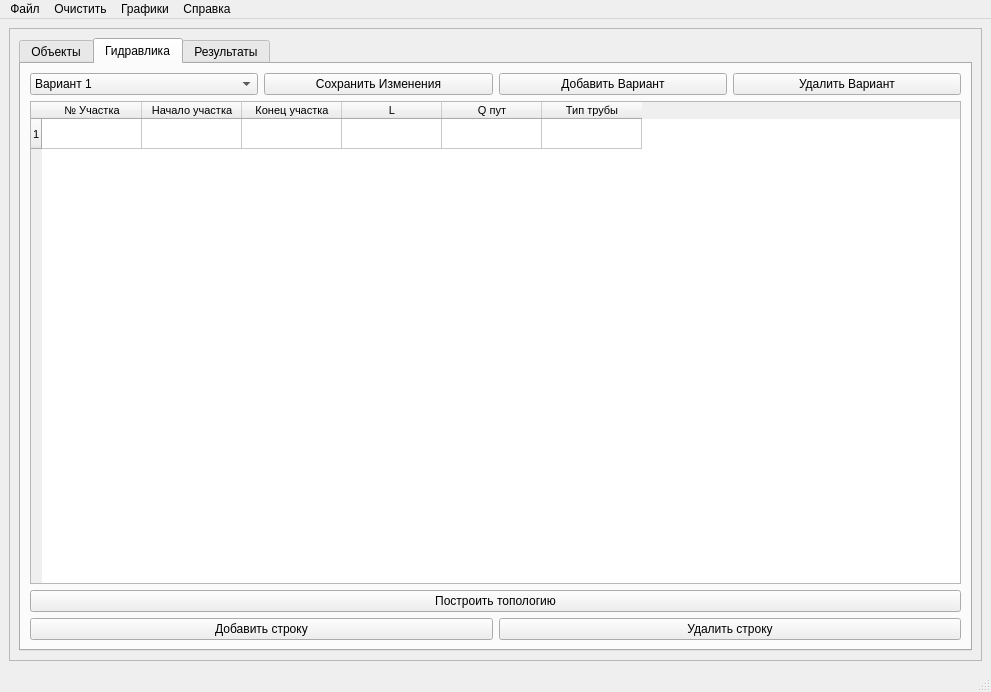
Above: gasgui.ui from FrostEasy54/multivar-calc-of-gas-network before the change. Below: the same form after it.
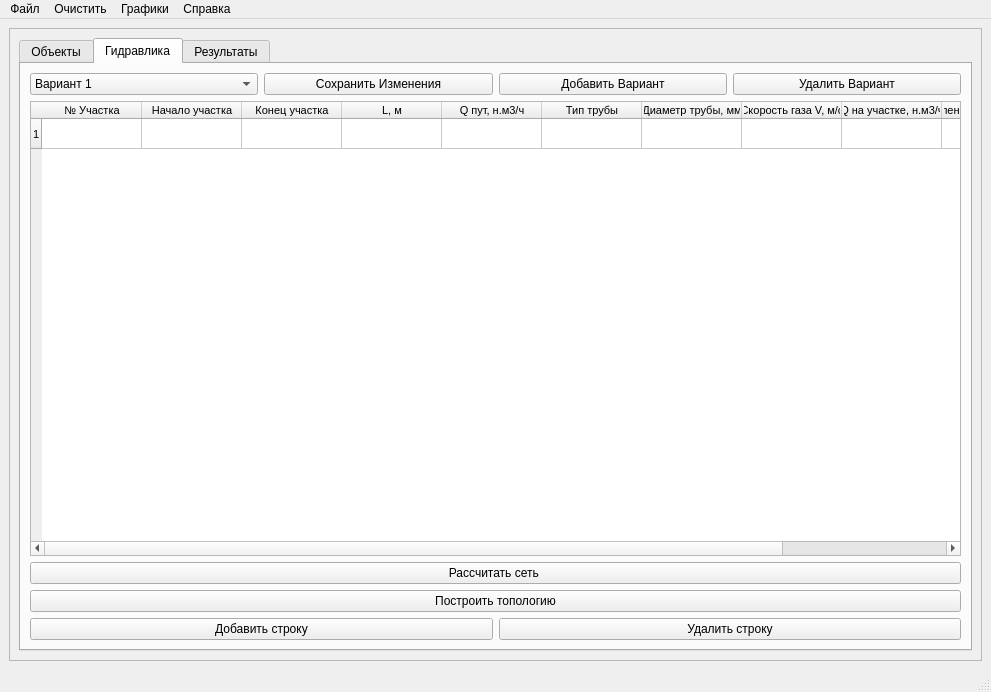
That is the form after the change. The open tabs and pages were chosen to show the change.

The edit to the form file:
```diff
--- a/gasgui.ui
+++ b/gasgui.ui
@@ -36,7 +36,7 @@
            <bool>true</bool>
           </property>
           <property name="currentIndex">
-           <number>2</number>
+           <number>1</number>
           </property>
           <widget class="QWidget" name="ObjectsWidget">
            <attribute name="title">
@@ -219,12 +219,12 @@
               </column>
               <column>
                <property name="text">
-                <string>L</string>
+                <string>L, м</string>
                </property>
               </column>
               <column>
                <property name="text">
-                <string>Q пут</string>
+                <string>Q пут, н.м3/ч</string>
                </property>
               </column>
               <column>
@@ -232,9 +232,34 @@
                 <string>Тип трубы</string>
                </property>
               </column>
+              <column>
+               <property name="text">
+                <string>Диаметр трубы, мм</string>
+               </property>
+              </column>
+              <column>
+               <property name="text">
+                <string>Скорость газа V, м/с</string>
+               </property>
+              </column>
+              <column>
+               <property name="text">
+                <string>Q на участке, н.м3/ч</string>
+               </property>
+              </column>
+              <column>
+               <property name="text">
+                <string>Давление в начале участка</string>
+               </property>
+              </column>
+              <column>
+               <property name="text">
+                <string>Давление в конце участка</string>
+               </property>
+              </column>
              </widget>
             </item>
-            <item row="3" column="0">
+            <item row="5" column="0">
              <layout class="QHBoxLayout" name="HydraPushButtonHorizontalLayout">
               <item>
                <widget class="QPushButton" name="AddRowHydraPushButton">
@@ -252,7 +277,7 @@
               </item>
              </layout>
             </item>
-            <item row="2" column="0">
+            <item row="3" column="0">
              <widget class="QPushButton" name="BuildTopologyPushButton">
               <property name="enabled">
                <bool>true</bool>
@@ -262,6 +287,13 @@
               </property>
              </widget>
             </item>
+            <item row="2" column="0">
+             <widget class="QPushButton" name="CalculatePushButton">
+              <property name="text">
+               <string>Рассчитать сеть </string>
+              </property>
+             </widget>
+            </item>
            </layout>
           </widget>
           <widget class="QWidget" name="EquipmentWidget">
```
